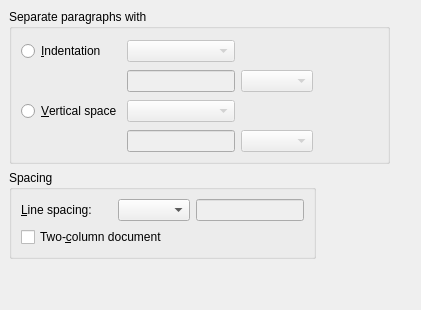
Old version of the form src/frontends/qt4/ui/TextLayoutUi.ui in the repository cburschka/lyx.
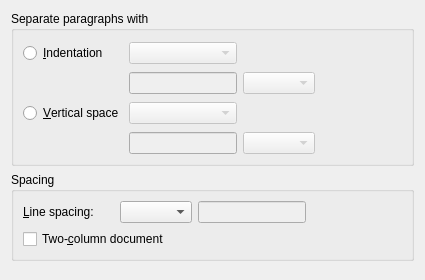
New version of the form. Custom widgets are drawn as their Qt base class.

```diff
--- a/src/frontends/qt4/ui/TextLayoutUi.ui
+++ b/src/frontends/qt4/ui/TextLayoutUi.ui
@@ -1,72 +1,30 @@
 <ui version="4.0" >
  <class>TextLayoutUi</class>
- <widget class="QWidget" name="TextLayoutUi" >
-  <property name="geometry" >
+ <widget class="QWidget" name="TextLayoutUi">
+  <property name="geometry">
    <rect>
     <x>0</x>
     <y>0</y>
     <width>421</width>
-    <height>310</height>
+    <height>280</height>
    </rect>
   </property>
   <property name="windowTitle" >
    <string/>
   </property>
-  <layout class="QGridLayout" >
-   <property name="margin" >
-    <number>9</number>
-   </property>
-   <property name="spacing" >
-    <number>6</number>
-   </property>
-   <item row="2" column="0" >
-    <spacer>
-     <property name="orientation" >
-      <enum>Qt::Vertical</enum>
-     </property>
-     <property name="sizeType" >
-      <enum>QSizePolicy::Expanding</enum>
-     </property>
-     <property name="sizeHint" >
-      <size>
-       <width>403</width>
-       <height>21</height>
-      </size>
-     </property>
-    </spacer>
-   </item>
-   <item row="0" column="0" >
-    <widget class="QGroupBox" name="separateGB" >
-     <property name="sizePolicy" >
-      <sizepolicy>
-       <hsizetype>0</hsizetype>
-       <vsizetype>0</vsizetype>
-       <horstretch>0</horstretch>
-       <verstretch>0</verstretch>
-      </sizepolicy>
-     </property>
-     <property name="minimumSize" >
-      <size>
-       <width>0</width>
-       <height>0</height>
-      </size>
-     </property>
-     <property name="title" >
+  <layout class="QGridLayout" name="gridLayout">
+   <item row="0" column="0">
+    <widget class="QGroupBox" name="separateGB">
+     <property name="title">
       <string>Separate paragraphs with</string>
      </property>
      <property name="flat" >
       <bool>true</bool>
      </property>
-     <layout class="QGridLayout" >
-      <property name="margin" >
-       <number>9</number>
-      </property>
-      <property name="spacing" >
-       <number>6</number>
-      </property>
-      <item row="0" column="0" >
-       <widget class="QRadioButton" name="indentRB" >
-        <property name="minimumSize" >
+     <layout class="QGridLayout" name="gridLayout_3">
+      <item row="0" column="0">
+       <widget class="QRadioButton" name="indentRB">
+        <property name="minimumSize">
          <size>
           <width>91</width>
           <height>18</height>
@@ -80,9 +38,9 @@
         </property>
        </widget>
       </item>
-      <item row="0" column="1" >
-       <widget class="QComboBox" name="indentCO" >
-        <property name="enabled" >
+      <item row="0" column="1">
+       <widget class="QComboBox" name="indentCO">
+        <property name="enabled">
          <bool>false</bool>
         </property>
         <property name="toolTip" >
@@ -90,15 +48,15 @@
         </property>
        </widget>
       </item>
-      <item row="0" column="2" colspan="2" >
+      <item row="0" column="2" colspan="2">
        <spacer>
-        <property name="orientation" >
+        <property name="orientation">
          <enum>Qt::Horizontal</enum>
         </property>
-        <property name="sizeType" >
+        <property name="sizeType">
          <enum>QSizePolicy::Expanding</enum>
         </property>
-        <property name="sizeHint" >
+        <property name="sizeHint" stdset="0">
          <size>
           <width>135</width>
           <height>26</height>
@@ -106,20 +64,12 @@
         </property>
        </spacer>
       </item>
-      <item row="1" column="1" >
-       <widget class="QLineEdit" name="indentLE" >
-        <property name="enabled" >
+      <item row="1" column="1">
+       <widget class="QLineEdit" name="indentLE">
+        <property name="enabled">
          <bool>false</bool>
         </property>
-        <property name="sizePolicy" >
-         <sizepolicy>
-          <hsizetype>0</hsizetype>
-          <vsizetype>0</vsizetype>
-          <horstretch>0</horstretch>
-          <verstretch>0</verstretch>
-         </sizepolicy>
-        </property>
-        <property name="toolTip" >
+        <property name="toolTip">
          <string/>
         </property>
         <property name="text" >
@@ -127,9 +77,9 @@
         </property>
        </widget>
       </item>
-      <item row="1" column="2" >
-       <widget class="LengthCombo" name="indentLengthCO" >
-        <property name="enabled" >
+      <item row="1" column="2">
+       <widget class="LengthCombo" name="indentLengthCO">
+        <property name="enabled">
          <bool>false</bool>
         </property>
         <property name="toolTip" >
@@ -137,9 +87,22 @@
         </property>
        </widget>
       </item>
-      <item row="2" column="0" >
-       <widget class="QRadioButton" name="skipRB" >
-        <property name="minimumSize" >
+      <item row="1" column="3">
+       <spacer>
+        <property name="orientation">
+         <enum>Qt::Horizontal</enum>
+        </property>
+        <property name="sizeHint" stdset="0">
+         <size>
+          <width>40</width>
+          <height>20</height>
+         </size>
+        </property>
+       </spacer>
+      </item>
+      <item row="2" column="0">
+       <widget class="QRadioButton" name="skipRB">
+        <property name="minimumSize">
          <size>
           <width>91</width>
           <height>18</height>
@@ -153,9 +116,9 @@
         </property>
        </widget>
       </item>
-      <item row="2" column="1" >
-       <widget class="QComboBox" name="skipCO" >
-        <property name="enabled" >
+      <item row="2" column="1">
+       <widget class="QComboBox" name="skipCO">
+        <property name="enabled">
          <bool>false</bool>
         </property>
         <property name="toolTip" >
@@ -163,7 +126,7 @@
         </property>
        </widget>
       </item>
-      <item row="2" column="2" colspan="2" >
+      <item row="2" column="2" colspan="2">
        <spacer>
         <property name="orientation" >
          <enum>Qt::Horizontal</enum>
@@ -179,27 +142,19 @@
         </property>
        </spacer>
       </item>
-      <item row="3" column="1" >
-       <widget class="QLineEdit" name="skipLE" >
-        <property name="enabled" >
+      <item row="3" column="1">
+       <widget class="QLineEdit" name="skipLE">
+        <property name="enabled">
          <bool>false</bool>
         </property>
-        <property name="sizePolicy" >
-         <sizepolicy>
-          <hsizetype>0</hsizetype>
-          <vsizetype>0</vsizetype>
-          <horstretch>0</horstretch>
-          <verstretch>0</verstretch>
-         </sizepolicy>
-        </property>
-        <property name="toolTip" >
+        <property name="toolTip">
          <string/>
         </property>
        </widget>
       </item>
-      <item row="3" column="2" >
-       <widget class="LengthCombo" name="skipLengthCO" >
-        <property name="enabled" >
+      <item row="3" column="2">
+       <widget class="LengthCombo" name="skipLengthCO">
+        <property name="enabled">
          <bool>false</bool>
         </property>
         <property name="toolTip" >
@@ -207,25 +162,12 @@
         </property>
        </widget>
       </item>
-      <item row="1" column="3" >
+      <item row="3" column="3">
        <spacer>
         <property name="orientation" >
          <enum>Qt::Horizontal</enum>
         </property>
-        <property name="sizeHint" >
-         <size>
-          <width>40</width>
-          <height>20</height>
-         </size>
-        </property>
-       </spacer>
-      </item>
-      <item row="3" column="3" >
-       <spacer>
-        <property name="orientation" >
-         <enum>Qt::Horizontal</enum>
-        </property>
-        <property name="sizeHint" >
+        <property name="sizeHint" stdset="0">
          <size>
           <width>40</width>
           <height>20</height>
@@ -236,17 +178,9 @@
      </layout>
     </widget>
    </item>
-   <item row="1" column="0" >
-    <widget class="QGroupBox" name="spacingGB" >
-     <property name="sizePolicy" >
-      <sizepolicy>
-       <hsizetype>0</hsizetype>
-       <vsizetype>0</vsizetype>
-       <horstretch>0</horstretch>
-       <verstretch>0</verstretch>
-      </sizepolicy>
-     </property>
-     <property name="minimumSize" >
+   <item row="1" column="0">
+    <widget class="QGroupBox" name="spacingGB">
+     <property name="minimumSize">
       <size>
        <width>0</width>
        <height>0</height>
@@ -261,24 +195,10 @@
      <property name="checkable" >
       <bool>false</bool>
      </property>
-     <layout class="QGridLayout" >
-      <property name="margin" >
-       <number>9</number>
-      </property>
-      <property name="spacing" >
-       <number>6</number>
-      </property>
-      <item row="0" column="0" >
-       <widget class="QLabel" name="lspacingL" >
-        <property name="sizePolicy" >
-         <sizepolicy>
-          <hsizetype>0</hsizetype>
-          <vsizetype>0</vsizetype>
-          <horstretch>0</horstretch>
-          <verstretch>0</verstretch>
-         </sizepolicy>
-        </property>
-        <property name="minimumSize" >
+     <layout class="QGridLayout" name="gridLayout_2">
+      <item row="0" column="0">
+       <widget class="QLabel" name="lspacingL">
+        <property name="minimumSize">
          <size>
           <width>91</width>
           <height>18</height>
@@ -292,17 +212,9 @@
         </property>
        </widget>
       </item>
-      <item row="0" column="1" >
-       <widget class="QComboBox" name="lspacingCO" >
-        <property name="sizePolicy" >
-         <sizepolicy>
-          <hsizetype>0</hsizetype>
-          <vsizetype>0</vsizetype>
-          <horstretch>0</horstretch>
-          <verstretch>0</verstretch>
-         </sizepolicy>
-        </property>
-        <property name="toolTip" >
+      <item row="0" column="1">
+       <widget class="QComboBox" name="lspacingCO">
+        <property name="toolTip">
          <string>Spacing type</string>
         </property>
         <property name="duplicatesEnabled" >
@@ -310,27 +222,32 @@
         </property>
        </widget>
       </item>
-      <item row="0" column="2" >
-       <widget class="QLineEdit" name="lspacingLE" >
-        <property name="enabled" >
+      <item row="0" column="2">
+       <widget class="QLineEdit" name="lspacingLE">
+        <property name="enabled">
          <bool>false</bool>
         </property>
-        <property name="sizePolicy" >
-         <sizepolicy>
-          <hsizetype>0</hsizetype>
-          <vsizetype>0</vsizetype>
-          <horstretch>0</horstretch>
-          <verstretch>0</verstretch>
-         </sizepolicy>
-        </property>
-        <property name="toolTip" >
+        <property name="toolTip">
          <string>Number of lines</string>
         </property>
        </widget>
       </item>
-      <item row="1" column="0" colspan="2" >
-       <widget class="QCheckBox" name="twoColumnCB" >
-        <property name="toolTip" >
+      <item row="0" column="3">
+       <spacer name="horizontalSpacer">
+        <property name="orientation">
+         <enum>Qt::Horizontal</enum>
+        </property>
+        <property name="sizeHint" stdset="0">
+         <size>
+          <width>69</width>
+          <height>20</height>
+         </size>
+        </property>
+       </spacer>
+      </item>
+      <item row="1" column="0" colspan="2">
+       <widget class="QCheckBox" name="twoColumnCB">
+        <property name="toolTip">
          <string>Format text into two columns</string>
         </property>
         <property name="text" >
@@ -341,6 +258,22 @@
      </layout>
     </widget>
    </item>
+   <item row="2" column="0">
+    <spacer>
+     <property name="orientation">
+      <enum>Qt::Vertical</enum>
+     </property>
+     <property name="sizeType">
+      <enum>QSizePolicy::Expanding</enum>
+     </property>
+     <property name="sizeHint" stdset="0">
+      <size>
+       <width>403</width>
+       <height>21</height>
+      </size>
+     </property>
+    </spacer>
+   </item>
   </layout>
  </widget>
  <customwidgets>
```
Left out of the diff: 48 changed lines with no effect on the pictures.
